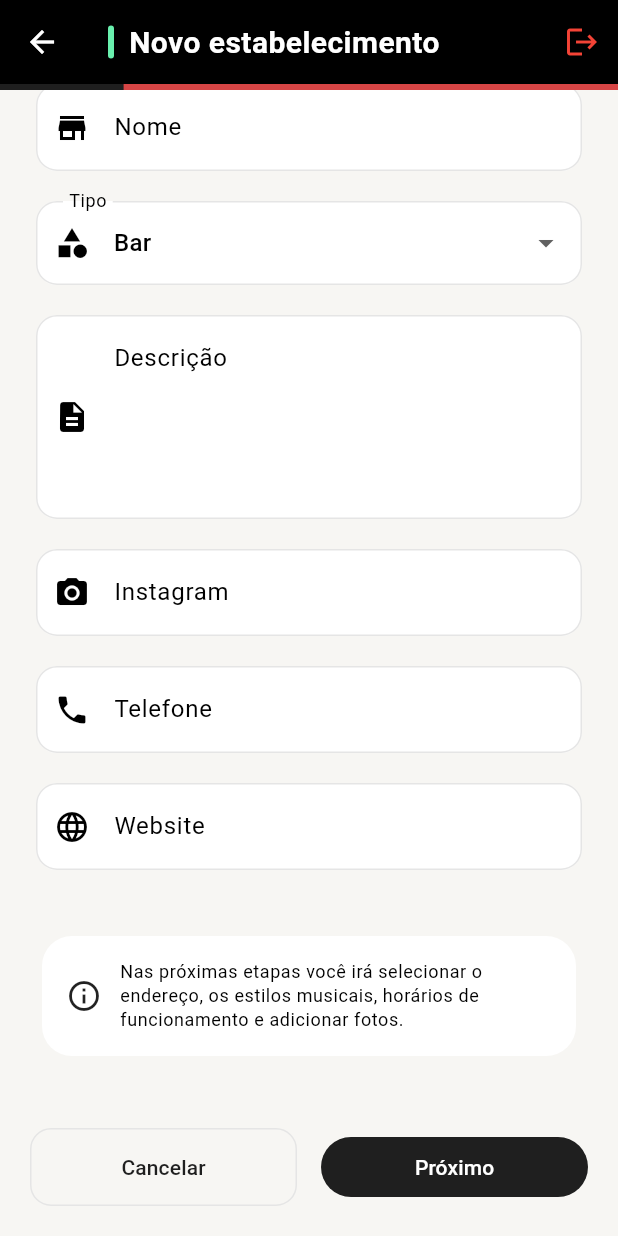
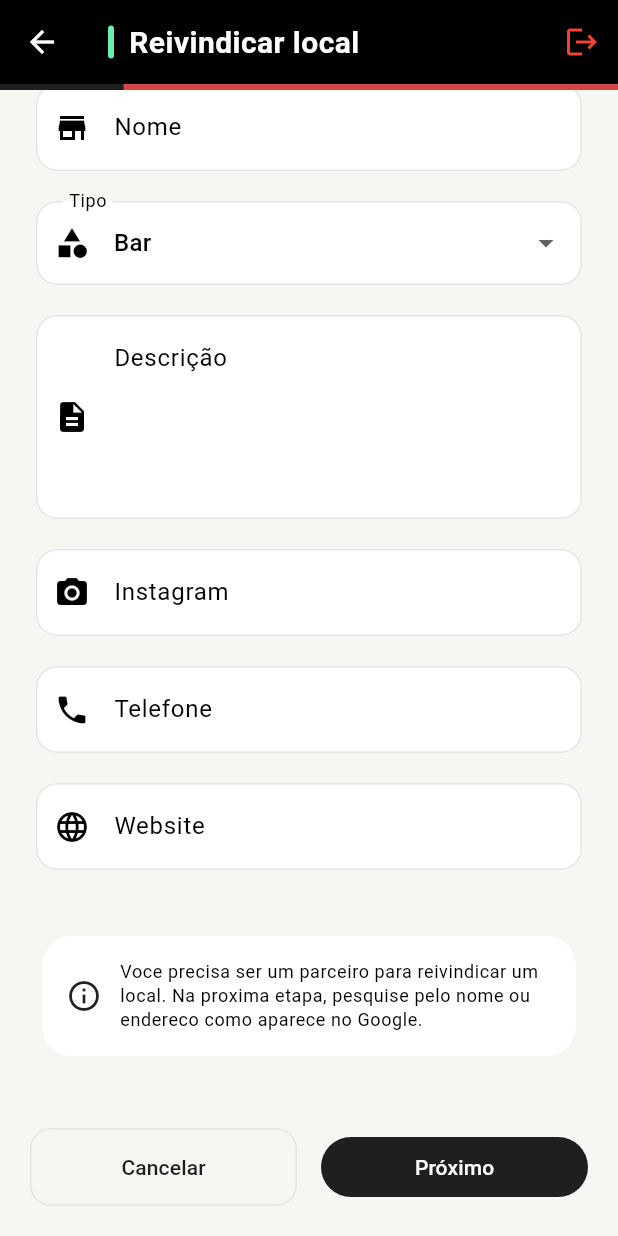
Before and after one commit to marysoarez/entao_bora, a Flutter app: the CreatePlacePage screen opened by its route, scrolled down 121 dp, on a phone screen of 412 x 824 dp. Run offline on Flutter 3.47's test engine with Material 3 defaults, Android fonts, the light colour scheme and no system bars; our stand-ins replace cloud_firestore, dartz, firebase_auth, firebase_core, flutter_image_compress, flutter_mobx and 7 more; accounts and stored records are empty; generated files the repository leaves out were written again.

Commit message:
update: place reinvidication

```diff
--- a/lib/feature/home/presentation/widgets/create_fab.dart
+++ b/lib/feature/home/presentation/widgets/create_fab.dart
@@ -92,7 +92,7 @@ class _CreateFabState extends State<CreateFab>
                                 minTileHeight: 40,
                                 contentPadding: EdgeInsets.zero,
                                 leading: const Icon(Icons.place, size: 20),
-                                title: const Text('Novo estabelecimento'),
+                                title: const Text('Reivindicar local'),
                                 onTap: () {
                                   setState(() => expanded = false);
                                   widget.onCreatePlace();
@@ -127,7 +127,7 @@ class _CreateFabState extends State<CreateFab>
               ),
               child: FloatingActionButton.small(
                 heroTag: 'locationFab',
-                  shape: const CircleBorder(),
+                shape: const CircleBorder(),
 
                 elevation: 0,
                 backgroundColor: Colors.grey.shade900,
@@ -156,7 +156,7 @@ class _CreateFabState extends State<CreateFab>
                 ],
               ),
               child: FloatingActionButton(
-               shape: const CircleBorder(),
+                shape: const CircleBorder(),
 
                 heroTag: 'createFab',
                 onPressed: () {
--- a/lib/feature/home/presentation/widgets/map_markers.dart
+++ b/lib/feature/home/presentation/widgets/map_markers.dart
@@ -78,7 +78,7 @@ class MapMarkers {
       ..color = Colors.black.withValues(alpha: .22)
       ..maskFilter = const MaskFilter.blur(BlurStyle.normal, 8);
 
-    final markerPaint = Paint()..color = const Color(0xFFFFC107);
+    final markerPaint = Paint()..color = const Color(0xFFDB4437);
     final borderPaint = Paint()
       ..color = Colors.white
       ..style = PaintingStyle.stroke
--- a/lib/feature/places/presentation/create_place_page.dart
+++ b/lib/feature/places/presentation/create_place_page.dart
@@ -96,7 +96,7 @@ class _CreatePlacePageState extends State<CreatePlacePage> {
           appBar: AppAppBar(
             title: vm.isEditing
                 ? 'Editar estabelecimento'
-                : 'Novo estabelecimento',
+                : 'Reivindicar local',
           ),
 
           body: Column(
@@ -147,7 +147,9 @@ class _CreatePlacePageState extends State<CreatePlacePage> {
                                 )
                               : Text(
                                   isLastPage
-                                      ? (vm.isEditing ? 'Atualizar' : 'Salvar')
+                                      ? (vm.isEditing
+                                            ? 'Atualizar'
+                                            : 'Reivindicar')
                                       : 'Próximo',
                                 ),
                         ),
--- a/lib/feature/places/presentation/create_place_viewmodel.dart
+++ b/lib/feature/places/presentation/create_place_viewmodel.dart
@@ -206,6 +206,11 @@ abstract class CreatePlaceViewModelBase with Store {
         return false;
       }
 
+      if (!user.isPartner) {
+        error = 'Voce precisa ser um parceiro para reivindicar um local.';
+        return false;
+      }
+
       final photosBase64 = <String>[];
 
       for (final photo in photos) {
--- a/lib/feature/places/presentation/widgets/address_step_widget.dart
+++ b/lib/feature/places/presentation/widgets/address_step_widget.dart
@@ -30,7 +30,7 @@ class _AddressStepState extends State<AddressStep> {
               const SizedBox(height: 8),
 
               Text(
-                "Pesquise e selecione o endereço do estabelecimento.",
+                "Pesquise pelo nome do local ou endereco como aparece no Google.",
                 style: Theme.of(context).textTheme.bodyMedium,
               ),
 
--- a/lib/feature/places/presentation/widgets/place_info.dart
+++ b/lib/feature/places/presentation/widgets/place_info.dart
@@ -4,13 +4,11 @@ import 'package:flutter/material.dart';
 import 'package:flutter_mobx/flutter_mobx.dart';
 
 class PlaceInfoStep extends StatelessWidget {
-  const PlaceInfoStep({super.key, required this.vm,
-  });
+  const PlaceInfoStep({super.key, required this.vm});
 
   final CreatePlaceViewModel vm;
   @override
   Widget build(BuildContext context) {
-
     return Observer(
       builder: (_) {
         return ListView(
@@ -24,7 +22,7 @@ class PlaceInfoStep extends StatelessWidget {
             const SizedBox(height: 8),
 
             Text(
-              "Conte um pouco sobre o estabelecimento.",
+              "Informe os dados do local que voce quer reivindicar.",
               style: Theme.of(context).textTheme.bodyMedium,
             ),
 
@@ -52,10 +50,8 @@ class PlaceInfoStep extends StatelessWidget {
               ),
               items: PlaceType.values
                   .map(
-                    (type) => DropdownMenuItem(
-                      value: type,
-                      child: Text(type.label),
-                    ),
+                    (type) =>
+                        DropdownMenuItem(value: type, child: Text(type.label)),
                   )
                   .toList(),
               onChanged: (value) {
@@ -73,8 +69,7 @@ class PlaceInfoStep extends StatelessWidget {
               maxLines: 6,
               decoration: const InputDecoration(
                 labelText: "Descrição",
-                hintText:
-                    "Fale sobre o ambiente, estilos musicais, público...",
+                hintText: "Fale sobre o ambiente, estilos musicais, público...",
                 alignLabelWithHint: true,
                 prefixIcon: Icon(Icons.description),
               ),
@@ -135,7 +130,7 @@ class PlaceInfoStep extends StatelessWidget {
 
                     Expanded(
                       child: Text(
-                        "Nas próximas etapas você irá selecionar o endereço, os estilos musicais, horários de funcionamento e adicionar fotos.",
+                        "Voce precisa ser um parceiro para reivindicar um local. Na proxima etapa, pesquise pelo nome ou endereco como aparece no Google.",
                         style: Theme.of(context).textTheme.bodySmall,
                       ),
                     ),
--- a/lib/shared/widgets/drawer_widget.dart
+++ b/lib/shared/widgets/drawer_widget.dart
@@ -69,7 +69,7 @@ class _AppDrawerState extends State<AppDrawer> {
                       _drawerItem(
                         context,
                         icon: Icons.add_location_alt_outlined,
-                        title: 'Novo local',
+                        title: 'Reivindicar local',
                         onTap: () => Modular.to.pushNamed('/places/create'),
                       ),
                       const Divider(),
```
